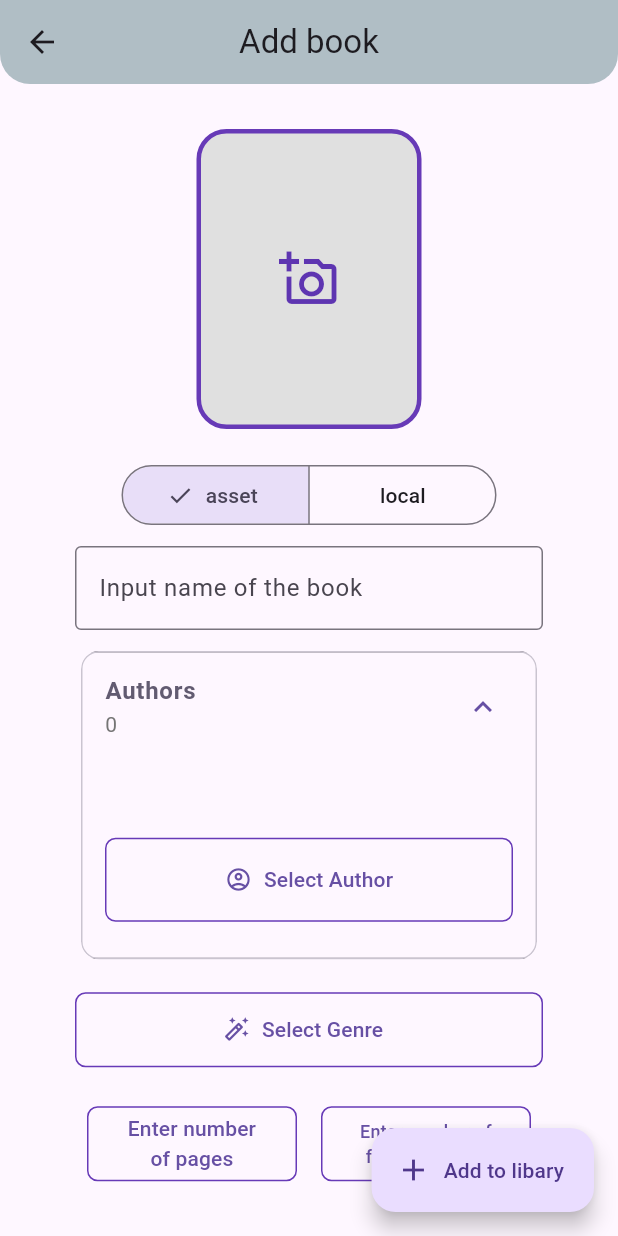
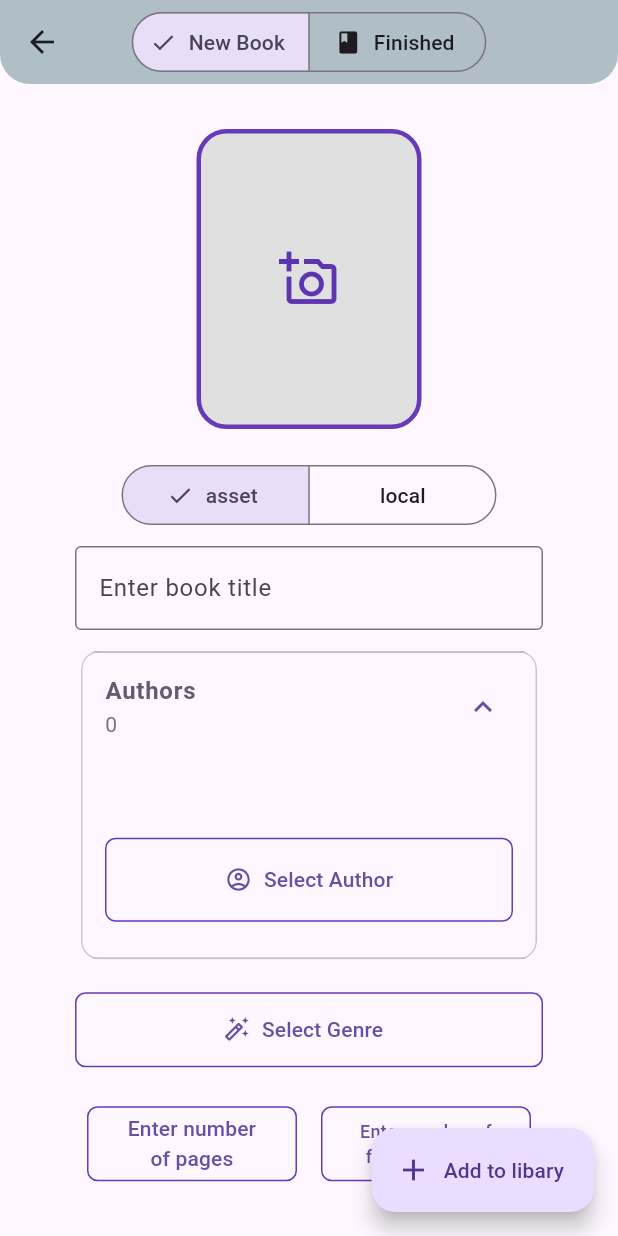
Before and after one commit to Romeo-Romario/Bookies, a Flutter app: the BookAddPage screen opened by its route, on a phone screen of 412 x 824 dp. Run offline on Flutter 3.47's test engine with Material 3 defaults, Android fonts, the phone set to English and light mode, and no system bars; our stand-ins replace auto_size_text, dashed_circular_progress_bar, drift, drift_flutter, flutter_rating, get_it and 3 more; accounts and stored records are empty; generated files the repository leaves out were written again.

Commit message:
Add "add finished book" feature

```diff
--- a/bookies/lib/data/entities/book_info_entity.dart
+++ b/bookies/lib/data/entities/book_info_entity.dart
@@ -9,7 +9,8 @@ class BookInfoEntity {
   final int readPages;
   final int numberOfPages;
   final bool status;
-  final int? grade;
+  final double? grade;
+  final String? feedback;
   final int? genreId;
 
   BookInfoEntity({
@@ -21,6 +22,7 @@ class BookInfoEntity {
     required this.readPages,
     required this.numberOfPages,
     required this.status,
+    required this.feedback,
     required this.genreId,
     required this.grade,
   });
--- a/bookies/lib/data/source/drift/book_info_companion_helper.dart
+++ b/bookies/lib/data/source/drift/book_info_companion_helper.dart
@@ -1,5 +1,6 @@
 import 'package:bookies/data/entities/book_info_entity.dart';
 import 'package:bookies/data/source/drift/drift_app_database.dart';
+import 'package:drift/drift.dart';
 
 class BookInfoCompanionHelper {
   static BookInfoTableCompanion to(BookInfoEntity entity) {
@@ -10,7 +11,8 @@ class BookInfoCompanionHelper {
       read_pages: entity.readPages,
       number_of_pages: entity.numberOfPages,
       status: entity.status,
-      grade: entity.grade!,
+      grade: Value(entity.grade),
+      feedback: Value(entity.feedback),
       genre_id: entity.genreId!,
     );
   }
@@ -24,6 +26,7 @@ class BookInfoCompanionHelper {
         readPages: dbSample.read_pages,
         numberOfPages: dbSample.number_of_pages,
         status: dbSample.status,
+        feedback: dbSample.feedback,
         genreId: dbSample.genre_id,
         grade: dbSample.grade,
       );
--- a/bookies/lib/data/source/drift/drift_app_database.dart
+++ b/bookies/lib/data/source/drift/drift_app_database.dart
@@ -40,7 +40,8 @@ class BookInfoTable extends Table {
   IntColumn get read_pages => integer()();
   IntColumn get number_of_pages => integer()();
   BoolColumn get status => boolean()();
-  IntColumn get grade => integer()();
+  TextColumn get feedback => text().nullable()();
+  RealColumn get grade => real().nullable()();
   IntColumn get genre_id => integer().references(GenresInfoTable, #genre_id)();
 }
 
--- a/bookies/lib/features/book/add/book_add_page.dart
+++ b/bookies/lib/features/book/add/book_add_page.dart
@@ -13,6 +13,7 @@ import 'package:bookies/features/book/add/widgets/input_pages_dialog.dart';
 import 'package:bookies/features/book/add/widgets/labeled_container.dart';
 import 'package:bookies/features/shared/widgets/expansion_chips/expansion_chips.dart';
 import 'package:flutter/material.dart';
+import 'package:flutter_rating/flutter_rating.dart';
 import 'package:get_it/get_it.dart';
 import 'package:image_picker/image_picker.dart';
 
@@ -28,28 +29,46 @@ class _BookAddPageState extends State<BookAddPage> {
   final AuthorsRepository authorRepository = GetIt.I.get();
   final GenreRepository genreRepository = GetIt.I.get();
   final AuthorsListRepository authorsListRepository = GetIt.I.get();
+
   final bookNameController = TextEditingController();
+  final feedbackController = TextEditingController();
   ImageSourceType imageSourceType = ImageSourceType.asset;
+  String imagePath = "";
+  final List<PickedAuthor> selectedAuthors = [];
+  PickedGenre? genre;
   int? numberOfPages;
   int? numberOfReadPages;
-  String imagePath = "";
-
-  PickedGenre? genre;
-
-  final List<PickedAuthor> selectedAuthors = [];
-
+  double rating = 0;
+  bool pageMode = false;
   @override
   Widget build(BuildContext context) {
     return Scaffold(
       appBar: AppBar(
         backgroundColor: Colors.blueGrey[200],
-        title: Text("Add book"),
+        shape: RoundedRectangleBorder(
+          borderRadius: BorderRadius.vertical(
+            bottom: Radius.circular(20),
+          ),
+        ),
         centerTitle: true,
         elevation: 0,
-        shape: RoundedRectangleBorder(
-          borderRadius: BorderRadius.vertical(
-            bottom: Radius.circular(20), // Round the bottom corners
-          ),
+        title: SegmentedButton<String>(
+          segments: const [
+            ButtonSegment(
+                value: "New", label: Text("New Book"), icon: Icon(Icons.add)),
+            ButtonSegment(
+                value: "Finished",
+                label: Text("Finished"),
+                // icon: Icon(Icons.done_all_rounded)),
+                icon: Icon(Icons.book)),
+          ],
+          selected: {!pageMode ? "New" : "Finished"},
+          onSelectionChanged: (newSelection) {
+            setState(() {
+              pageMode = newSelection.first == "New" ? false : true;
+            });
+          },
+          multiSelectionEnabled: false,
         ),
       ),
       floatingActionButton: FloatingActionButton.extended(
@@ -75,7 +94,7 @@ class _BookAddPageState extends State<BookAddPage> {
                 controller: bookNameController,
                 decoration: const InputDecoration(
                     border: OutlineInputBorder(),
-                    labelText: 'Input name of the book'),
+                    labelText: "Enter book title"),
               ),
               ExpansionChips.outlined(
                 length: selectedAuthors.length,
@@ -159,6 +178,7 @@ class _BookAddPageState extends State<BookAddPage> {
                       ),
                     ),
                   ),
+                  if (!pageMode)
                     SizedBox(
                       width: 140,
                       height: 70,
@@ -199,8 +219,36 @@ class _BookAddPageState extends State<BookAddPage> {
                     ),
                 ],
               ),
+              if (pageMode)
+                LabeledContainer(
+                  label: "Rate the book:",
+                  child: StarRating(
+                    size: 50,
+                    rating: rating,
+                    allowHalfRating: true,
+                    onRatingChanged: (rating) =>
+                        setState(() => this.rating = rating),
+                  ),
+                ),
+              if (pageMode)
                 SizedBox(
-                height: 60,
+                  height: 250,
+                  width: double.infinity,
+                  child: TextFormField(
+                    controller: feedbackController,
+                    decoration: InputDecoration(
+                      labelText: "Write feedback",
+                      border: OutlineInputBorder(),
+                      alignLabelWithHint: true,
+                      contentPadding: EdgeInsets.only(top: 12, left: 12),
+                    ),
+                    maxLines: null,
+                    expands: true,
+                    textAlignVertical: TextAlignVertical.top,
+                  ),
+                ),
+              SizedBox(
+                height: 65,
               )
             ],
           ),
@@ -236,9 +284,10 @@ class _BookAddPageState extends State<BookAddPage> {
         imageSourceType: imageSourceType,
         readPages: numberOfReadPages!,
         numberOfPages: numberOfPages!,
-        status: false,
+        status: pageMode ? true : false,
+        feedback: pageMode ? feedbackController.text : null,
         genreId: genreId,
-        grade: 0,
+        grade: pageMode ? rating : null,
       ));
 
       for (var element in selectedAuthors) {
@@ -259,6 +308,15 @@ class _BookAddPageState extends State<BookAddPage> {
         genre == null) {
       alert(context);
       return false;
+    }
+
+    // Check if user add finished page
+    if (pageMode) {
+      if (rating == 0) {
+        alert(context);
+        return false;
+      }
+      numberOfReadPages = numberOfPages;
     }
 
     if (numberOfPages! <= 0 ||
```
Also changed, not shown: bookies/lib/features/book/list/book_list_page.dart (+10 -3 lines), bookies/lib/data/source/drift/drift_app_database.g.dart. Lines whose indentation alone changed are shown as unchanged.
